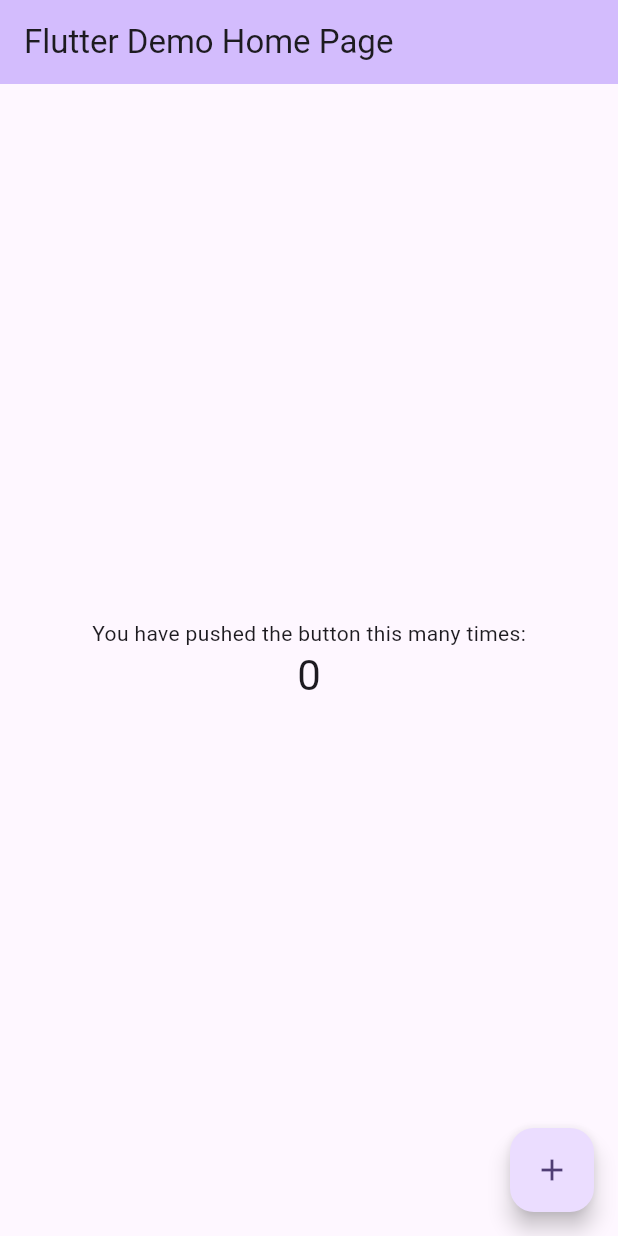
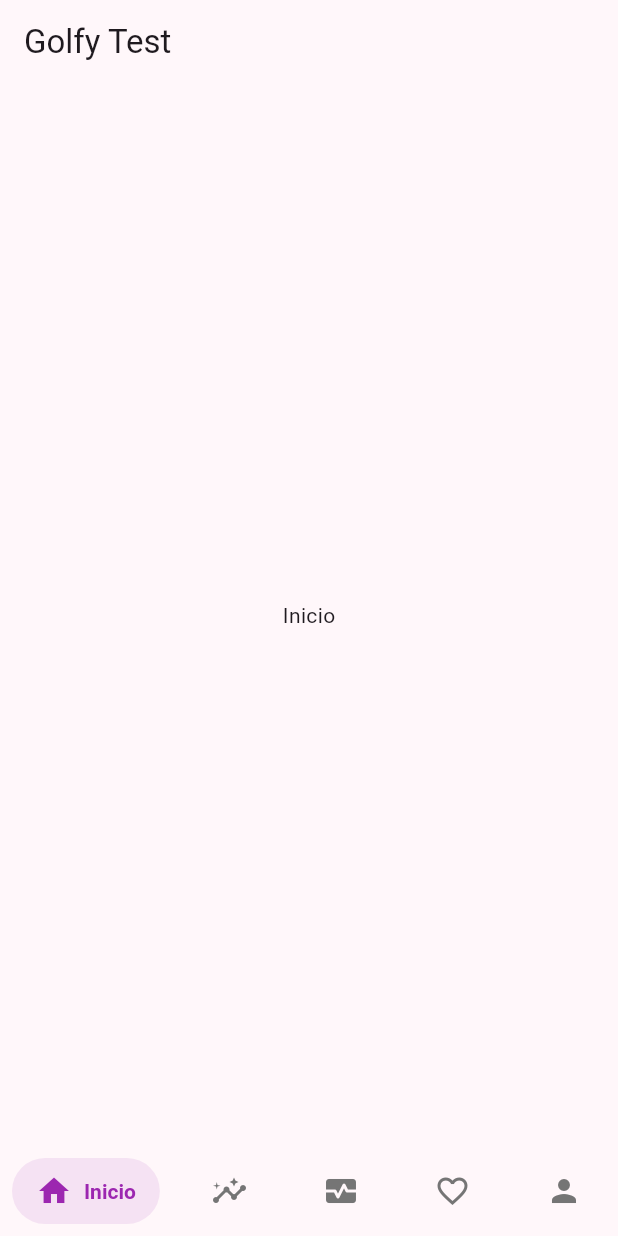
Before and after one commit to red-nato/golfy_app, a Flutter app: the screen it shows after launch, on a phone screen of 412 x 824 dp. Run offline on Flutter 3.47's test engine with Material 3 defaults, Android fonts, the phone set to English and light mode, and no system bars; drawn by our look-alikes of salomon_bottom_bar.

Commit message:
Add: test de navbar

```diff
--- a/lib/main.dart
+++ b/lib/main.dart
@@ -1,5 +1,5 @@
 import 'package:flutter/material.dart';
-
+import 'package:salomon_bottom_bar/salomon_bottom_bar.dart';
 void main() {
   runApp(const MyApp());
 }
@@ -28,12 +28,69 @@ class MyApp extends StatelessWidget {
         //
         // This works for code too, not just values: Most code changes can be
         // tested with just a hot reload.
-        colorScheme: .fromSeed(seedColor: Colors.deepPurple),
+        colorScheme: .fromSeed(seedColor: Colors.purple),
       ),
-      home: const MyHomePage(title: 'Flutter Demo Home Page'),
+      home: const GoogleBottomBar(),
     );
   }
 }
+
+class GoogleBottomBar extends StatefulWidget {
+  const GoogleBottomBar({super.key});
+
+  @override
+  State<GoogleBottomBar> createState() => _GoogleBottomBarState();
+}
+
+class _GoogleBottomBarState extends State<GoogleBottomBar> {
+  int _selectedIndex = 0;
+  @override
+  Widget build(BuildContext context) {
+    return Scaffold(
+      appBar: AppBar(title: const Text('Golfy Test')),
+      body: Center(child: _navBarItems[_selectedIndex].title),
+      bottomNavigationBar: SalomonBottomBar(
+        currentIndex: _selectedIndex,
+        selectedItemColor: const Color(0xff6200ee),
+        unselectedItemColor: const Color(0xff757575),
+        onTap: (index) {
+          setState(() {
+            _selectedIndex = index;
+          });
+        },
+        items: _navBarItems,
+      ),
+    );
+  }
+}
+
+final _navBarItems = [
+  SalomonBottomBarItem(
+    icon: const Icon(Icons.home),
+    title: const Text("Inicio"),
+    selectedColor: Colors.purple,
+  ),
+  SalomonBottomBarItem(
+    icon: const Icon(Icons.insights),
+    title: const Text("Mediciones"),
+    selectedColor: Colors.orange,
+  ),
+    SalomonBottomBarItem(
+    icon: const Icon(Icons.monitor_heart),
+    title: const Text("Carga"),
+    selectedColor: Colors.teal,
+  ),
+  SalomonBottomBarItem(
+    icon: const Icon(Icons.favorite_border),
+    title: const Text("Bienestar"),
+    selectedColor: Colors.pink,
+  ),
+  SalomonBottomBarItem(
+    icon: const Icon(Icons.person),
+    title: const Text("Profile"),
+    selectedColor: Colors.teal,
+  ),
+];
 
 class MyHomePage extends StatefulWidget {
   const MyHomePage({super.key, required this.title});
--- a/pubspec.yaml
+++ b/pubspec.yaml
@@ -33,7 +33,8 @@ dependencies:
 
   # The following adds the Cupertino Icons font to your application.
   # Use with the CupertinoIcons class for iOS style icons.
-  cupertino_icons: ^1.0.8
+  cupertino_icons: ^2.0.0
+  salomon_bottom_bar: ^3.3.2
 
 dev_dependencies:
   flutter_test:
```
Also changed, not shown: pubspec.lock.
